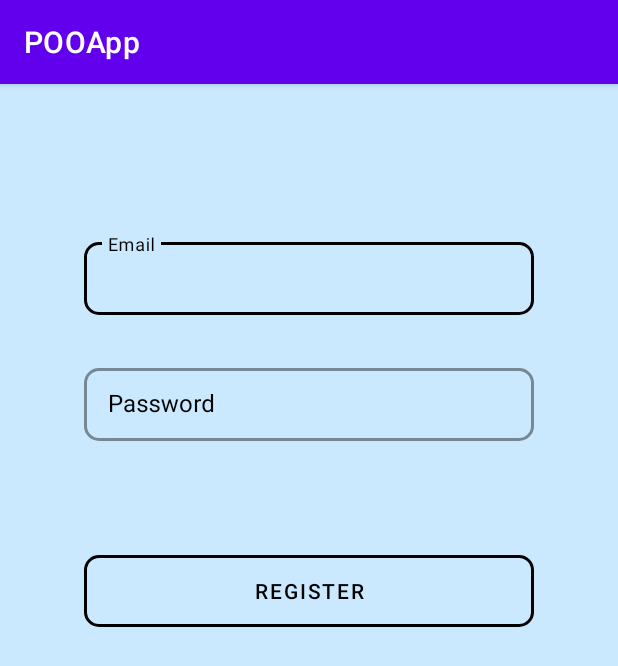
After one commit to SheepSeb/DashIoT, an Android app: the RegisterActivity screen opened directly, with no data from a screen before it, on a phone screen of 412 x 824 dp. The commit adds this screen. Shown: the top 666 px of the screen. Run offline under Robolectric (Android 15) with nearby library versions, the phone set to English and light mode, and no system bars; our stand-ins replace Firebase (no records; nobody signed in at launch, a user with empty details on screens opened directly).

Commit message:
Added commit and register but maps is somehow launcher

```diff
--- /dev/null
+++ b/Android_app/app/src/main/java/com/mtdl/pooapp/RegisterActivity.kt
@@ -0,0 +1,65 @@
+package com.mtdl.pooapp
+
+import android.content.ContentValues
+import android.os.Bundle
+import android.util.Log
+import android.widget.Button
+import android.widget.Toast
+import androidx.appcompat.app.AppCompatActivity
+import com.google.android.material.textfield.TextInputLayout
+import com.google.firebase.auth.FirebaseAuth
+
+class RegisterActivity: AppCompatActivity() {
+    private var mAuth: FirebaseAuth? = null
+    private var registerBtn: Button? = null;
+    private var emailTextInputEditText: TextInputLayout? = null;
+    private var pwTextInputEditText: TextInputLayout? = null;
+    override fun onCreate(savedInstanceState: Bundle?) {
+        super.onCreate(savedInstanceState)
+        setContentView(R.layout.register_layout)
+        mAuth = FirebaseAuth.getInstance()
+
+        emailTextInputEditText = findViewById(R.id.register_email_text_field)
+        pwTextInputEditText = findViewById(R.id.register_pw_text_field)
+
+        registerBtn = findViewById(R.id.register_btn)
+        registerBtn!!.setOnClickListener {
+            val emailTxt = emailTextInputEditText!!.editText!!.text.toString()
+            val pwText = pwTextInputEditText!!.editText!!.text.toString()
+            Log.d("email", emailTxt)
+            Log.d("pw", pwText)
+            createAccount(emailTxt, pwText)
+        }
+
+
+    }
+
+    public override fun onStart() {
+        super.onStart()
+        // Check if user is signed in (non-null) and update UI accordingly.
+        val currentUser = mAuth!!.currentUser
+        if (currentUser != null) {
+            // reload();
+        }
+    }
+
+    fun createAccount(email: String, pw: String) {
+        mAuth!!.createUserWithEmailAndPassword(email, pw)
+            .addOnCompleteListener(this) { task ->
+                if (task.isSuccessful) {
+                    // Sign in success, update UI with the signed-in user's information
+                    Log.d(ContentValues.TAG, "createAccount:success")
+                    val user = mAuth!!.currentUser
+                    //updateUI(user)
+                } else {
+                    // If sign in fails, display a message to the user.
+                    Log.w(ContentValues.TAG, "createAccount:failure", task.exception)
+                    Toast.makeText(
+                        baseContext, "Authentication failed.",
+                        Toast.LENGTH_SHORT
+                    ).show()
+                    // updateUI(null)
+                }
+            }
+    }
+}
--- /dev/null
+++ b/Android_app/app/src/main/res/layout/register_layout.xml
@@ -0,0 +1,76 @@
+<?xml version="1.0" encoding="utf-8"?>
+<LinearLayout android:layout_width="match_parent"
+    android:layout_height="match_parent"
+    xmlns:app="http://schemas.android.com/apk/res-auto"
+    android:orientation="vertical"
+    android:background="#cae9ff"
+    xmlns:android="http://schemas.android.com/apk/res/android">
+
+
+    <com.google.android.material.textfield.TextInputLayout
+        android:id="@+id/register_email_text_field"
+        android:layout_width="300dp"
+        android:layout_height="wrap_content"
+        android:layout_gravity="center_horizontal"
+        android:layout_marginTop="100dp"
+        android:hint="Email"
+        style="@style/LoginTextInputLayoutStyle"
+        app:hintTextColor="@color/black"
+        android:textColorHint="@color/black"
+        app:boxCornerRadiusBottomEnd="10dp"
+        app:boxCornerRadiusBottomStart="10dp"
+        app:boxCornerRadiusTopEnd="10dp"
+        app:boxCornerRadiusTopStart="10dp">
+
+        <com.google.android.material.textfield.TextInputEditText
+            android:layout_width="match_parent"
+            android:layout_height="wrap_content"
+            android:inputType="textEmailAddress"
+            android:textColor="@color/black"
+            android:textColorHint="@color/black"
+            />
+
+    </com.google.android.material.textfield.TextInputLayout>
+    <com.google.android.material.textfield.TextInputLayout
+        android:id="@+id/register_pw_text_field"
+        android:layout_width="300dp"
+        android:layout_height="wrap_content"
+        android:layout_gravity="center_horizontal"
+        android:layout_marginTop="30dp"
+        style="@style/LoginTextInputLayoutStyle"
+        app:cornerRadius="10dp"
+        app:boxStrokeColor="@color/black"
+        android:hint="Password"
+        app:hintTextColor="@color/black"
+        android:textColorHint="@color/black"
+        app:boxCornerRadiusBottomEnd="10dp"
+        app:boxCornerRadiusBottomStart="10dp"
+        app:boxCornerRadiusTopEnd="10dp"
+        app:boxCornerRadiusTopStart="10dp"
+        >
+
+        <com.google.android.material.textfield.TextInputEditText
+            android:layout_width="match_parent"
+            android:layout_height="wrap_content"
+            android:inputType="textPassword"
+            />
+
+    </com.google.android.material.textfield.TextInputLayout>
+    <Button
+        android:layout_width="300dp"
+        android:layout_height="60dp"
+        android:id="@+id/register_btn"
+        android:layout_gravity="center_horizontal"
+        android:layout_marginTop="70dp"
+        android:text="Register"
+        style="?attr/materialButtonOutlinedStyle"
+        android:textColor="@color/black"
+        app:cornerRadius="10dp"
+        app:strokeColor="@color/black"
+        app:strokeWidth = "2dp"
+        app:rippleColor = "@color/black"
+        />
+
+
+
+</LinearLayout>
--- a/Android_app/app/src/main/res/values/themes.xml
+++ b/Android_app/app/src/main/res/values/themes.xml
@@ -13,4 +13,9 @@
         <item name="android:statusBarColor" tools:targetApi="l">?attr/colorPrimaryVariant</item>
         <!-- Customize your theme here. -->
     </style>
+    <style name="LoginTextInputLayoutStyle" parent="Widget.MaterialComponents.TextInputLayout.OutlinedBox.Dense">
+        <item name="boxStrokeColor">@color/black</item>
+        <item name="boxStrokeWidth">2dp</item>
+        <item name="cornerRadius">4dp</item>
+    </style>
 </resources>
```
Also changed, not shown: Android_app/app/build.gradle (+9 -0 lines), Android_app/app/src/main/AndroidManifest.xml (+16 -6 lines), Android_app/app/src/main/java/com/mtdl/pooapp/LoginActivity.kt (added, +98 -0 lines), Android_app/app/src/main/res/layout/login_layout.xml (added, +104 -0 lines), Android_app/build.gradle (+17 -0 lines), 1 other file.
